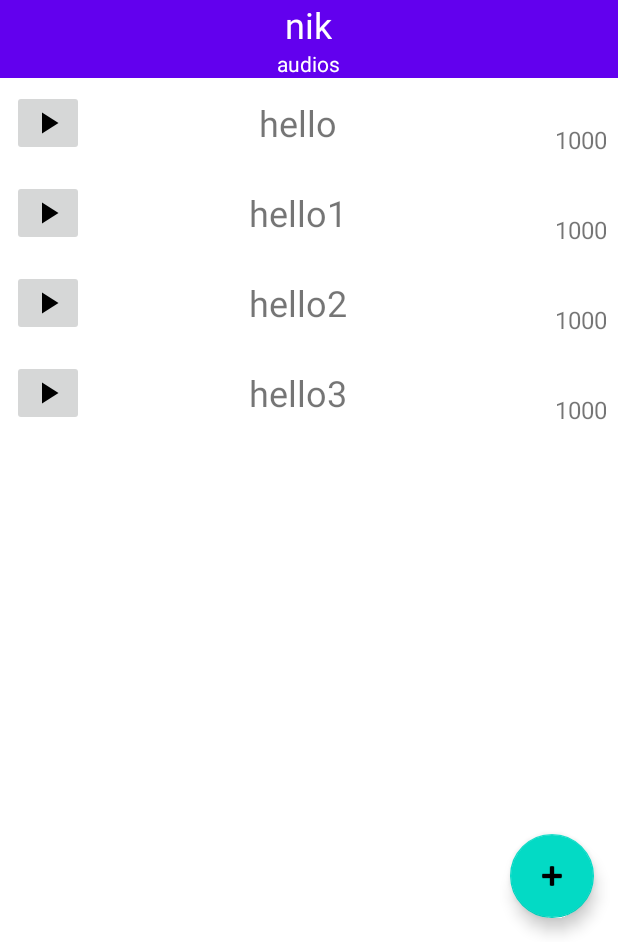
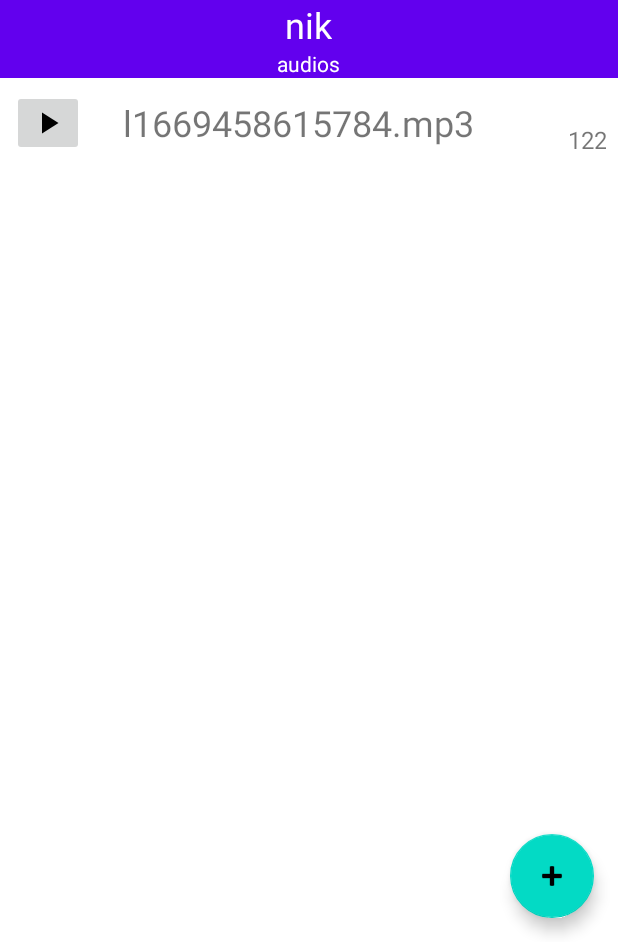
Before and after one commit to vadhub/LTale, an Android app: the AccountFragment screen opened through its navigation route, after a tap on an icon or button, on a phone screen of 412 x 824 dp, the part 294-1236 px from its top. Run offline under Robolectric (Android 15) with nearby library versions, the phone set to English and light mode, and no system bars; our stand-ins replace navigation-ui; 1 other tap on this screen came first.

```diff
--- a/app/src/main/AndroidManifest.xml
+++ b/app/src/main/AndroidManifest.xml
@@ -5,6 +5,7 @@
     <uses-permission android:name="android.permission.RECORD_AUDIO"/>
 
     <uses-permission android:name="android.permission.WRITE_EXTERNAL_STORAGE" />
+    <uses-permission android:name="android.permission.READ_EXTERNAL_STORAGE" />
     <uses-permission android:name="android.permission.MANAGE_EXTERNAL_STORAGE" />
     <uses-permission android:name="android.permission.INTERNET"/>
 
--- a/app/src/main/java/com/vad/ltale/AccountFragment.kt
+++ b/app/src/main/java/com/vad/ltale/AccountFragment.kt
@@ -1,15 +1,18 @@
 package com.vad.ltale
 
 import android.os.Bundle
-import androidx.fragment.app.Fragment
+import android.os.Environment
 import android.view.LayoutInflater
 import android.view.View
 import android.view.ViewGroup
+import androidx.fragment.app.Fragment
 import androidx.navigation.findNavController
 import androidx.recyclerview.widget.LinearLayoutManager
 import androidx.recyclerview.widget.RecyclerView
 import com.google.android.material.floatingactionbutton.FloatingActionButton
 import com.vad.ltale.data.Record
+import java.io.File
+import java.io.FilenameFilter
 import java.net.URI
 import java.util.*
 
@@ -26,12 +29,25 @@ class AccountFragment : Fragment() {
     override fun onViewCreated(view: View, savedInstanceState: Bundle?) {
         val buttonCreateRecord: FloatingActionButton = view.findViewById(R.id.createRecordButton)
         val recyclerView: RecyclerView = view.findViewById(R.id.recyclerItemRecords)
-        val listRecord = listOf(
-            Record(10, "hello", URI(""), Date(123424424), 1000),
-            Record(10, "hello1", URI(""), Date(123424424), 1000),
-            Record(10, "hello2", URI(""), Date(123424424), 1000),
-            Record(10, "hello3", URI(""), Date(123424424), 1000)
-            )
+
+        val path = Environment.getExternalStoragePublicDirectory(Environment.DIRECTORY_MUSIC).absolutePath
+        val dir = File(path)
+        val files = dir.listFiles(FilenameFilter {_, name -> name.endsWith(".mp3")})
+
+        println(files.size)
+
+        val listRecord = mutableListOf<Record>()
+
+        for (recordFiles in files!!) {
+            listRecord.add(Record(1, recordFiles.name, URI(recordFiles.absolutePath), Date(124), 122))
+        }
+
+//        val listRecord = listOf(
+//            Record(10, "hello", URI(""), Date(123424424), 1000),
+//            Record(10, "hello1", URI(""), Date(123424424), 1000),
+//            Record(10, "hello2", URI(""), Date(123424424), 1000),
+//            Record(10, "hello3", URI(""), Date(123424424), 1000)
+//            )
 
         val adapter = RecordAdapter()
         adapter.setRecords(listRecord)
--- a/app/src/main/java/com/vad/ltale/ChunkTimer.kt
+++ b/app/src/main/java/com/vad/ltale/domain/ChunkTimer.kt
@@ -1,4 +1,4 @@
-package com.vad.ltale
+package com.vad.ltale.domain
 
 import android.os.CountDownTimer
 
--- a/app/src/main/java/com/vad/ltale/TimerHandler.kt
+++ b/app/src/main/java/com/vad/ltale/domain/TimerHandler.kt
@@ -1,4 +1,4 @@
-package com.vad.ltale
+package com.vad.ltale.domain
 
 interface TimerHandler {
     fun showTime(time: Long)
```
Also changed, not shown: app/src/main/java/com/vad/ltale/RecordFragment.kt (+22 -37 lines), app/src/main/java/com/vad/ltale/domain/RecordAudioHandle.kt (added, +50 -0 lines).
